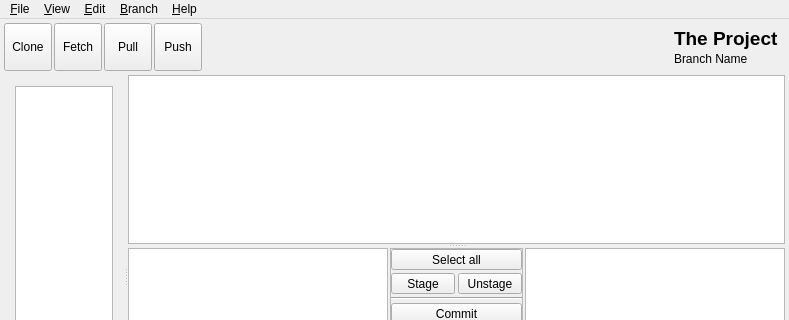
The window that src/MainWindow.ui (soramimi/Guitar) describes before a commit, drawn with Qt 5; both pictures show x 0 to 789 and y 0 to 320 of the 789 by 498 pixel window.
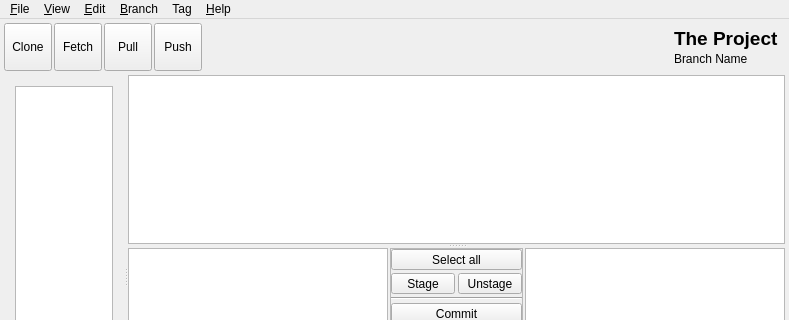
The same window after the commit. Icons and pictures are not drawn. Custom widgets are drawn as their Qt base class.

The edit to the form file:
```diff
--- a/src/MainWindow.ui
+++ b/src/MainWindow.ui
@@ -721,10 +721,19 @@
     </property>
     <addaction name="action_about"/>
    </widget>
+   <widget class="QMenu" name="menuTag">
+    <property name="title">
+     <string>Tag</string>
+    </property>
+    <addaction name="action_tag"/>
+    <addaction name="action_tag_push_all"/>
+    <addaction name="action_tag_delete"/>
+   </widget>
    <addaction name="menu_File"/>
    <addaction name="menu_View"/>
    <addaction name="menu_Edit"/>
    <addaction name="menu_Branch"/>
+   <addaction name="menuTag"/>
    <addaction name="menu_Help"/>
   </widget>
   <widget class="QStatusBar" name="statusBar"/>
```
Left out of the diff: 15 changed lines with no effect on the pictures.
